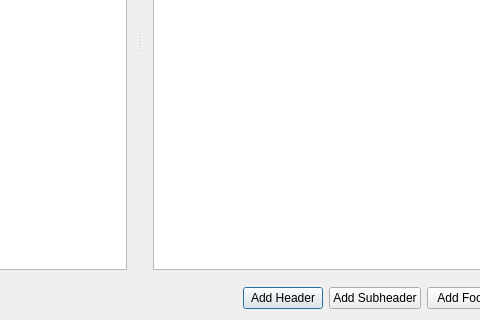
Qt form example/mainform.ui (ht-team/ht-prototype) before a commit; both pictures show x 324 to 804 and y 208 to 528 of the 928 by 528 pixel window.
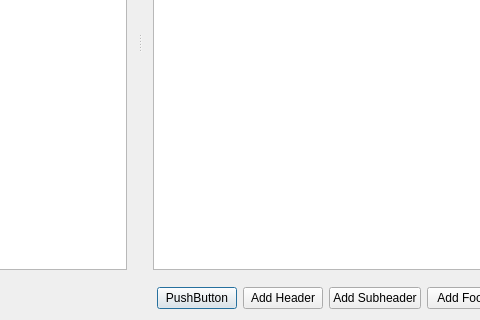
The same form after that commit.

Commit message: added delete button  to delete items in Example project

The edit to the form file:
```diff
--- a/example/mainform.ui
+++ b/example/mainform.ui
@@ -103,6 +103,13 @@
        </property>
       </spacer>
      </item>
+     <item>
+      <widget class="QPushButton" name="pbDelete">
+       <property name="text">
+        <string>PushButton</string>
+       </property>
+      </widget>
+     </item>
      <item>
       <widget class="QPushButton" name="pbAddHeader">
        <property name="sizePolicy">
```
The commit also changes 2 other files.
